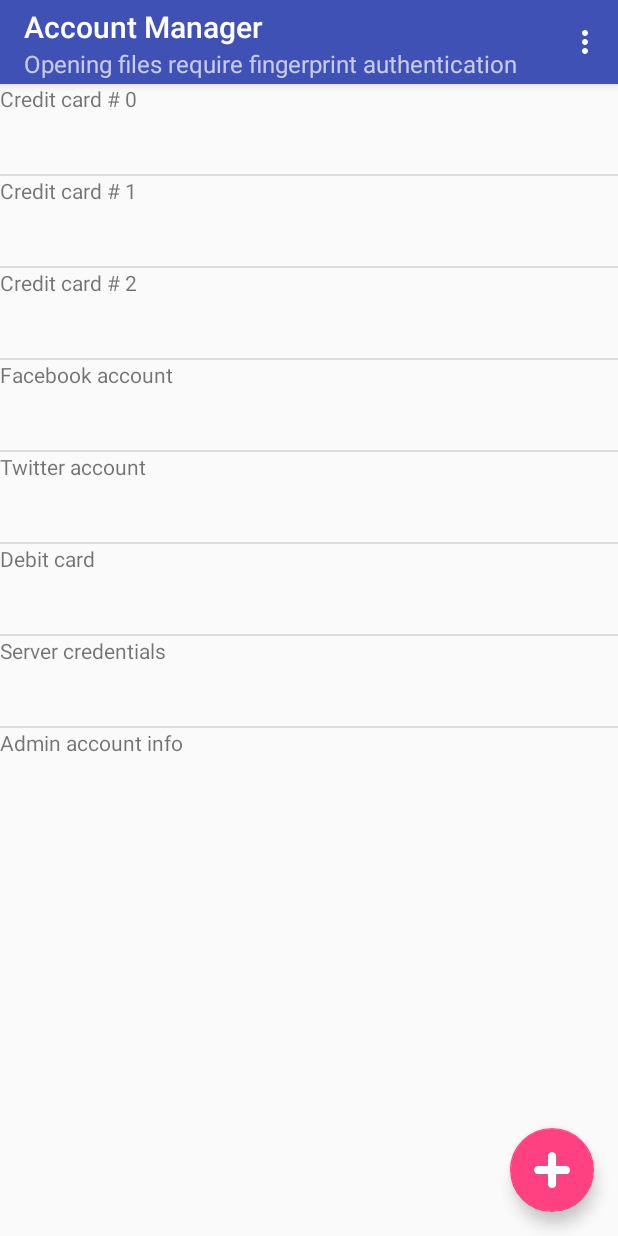
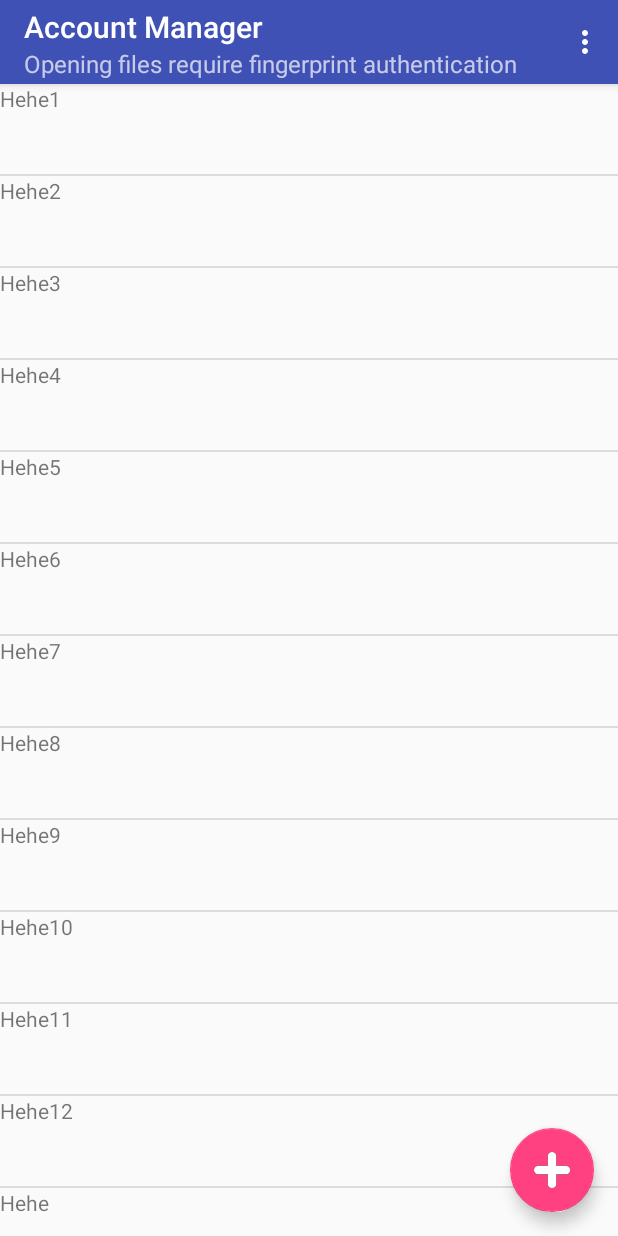
Before and after one commit to DaleJulian/FingerprintAuthy, an Android app: the screen it shows after launch (MainActivity), on a phone screen of 412 x 824 dp. Run offline under Robolectric (Android 15) with nearby library versions, the phone set to English and light mode, and no system bars; our stand-ins replace ButterKnife.

```diff
--- a/FingerprintAuthy/app/build.gradle
+++ b/FingerprintAuthy/app/build.gradle
@@ -6,7 +6,7 @@ android {
 
     defaultConfig {
         applicationId "klab.dale.fingerprintauthy"
-        minSdkVersion 21
+        minSdkVersion 23
         targetSdkVersion 23
         versionCode 1
         versionName "1.0"
--- a/FingerprintAuthy/app/src/main/java/klab/dale/fingerprintauthy/MainActivity.java
+++ b/FingerprintAuthy/app/src/main/java/klab/dale/fingerprintauthy/MainActivity.java
@@ -1,6 +1,5 @@
 package klab.dale.fingerprintauthy;
 
-import android.net.Uri;
 import android.support.v4.app.FragmentManager;
 import android.support.v4.app.FragmentTransaction;
 import android.os.Bundle;
@@ -8,12 +7,8 @@ import android.support.v7.app.AppCompatActivity;
 import android.support.v7.widget.Toolbar;
 import android.view.Menu;
 import android.view.MenuItem;
-import android.view.View;
-import android.widget.ListView;
 
-import klab.dale.fingerprintauthy.adapters.SensitiveInfoAdapter;
-import klab.dale.fingerprintauthy.fragments.AddInfoFragment;
-import klab.dale.fingerprintauthy.models.SensitiveInfo;
+import klab.dale.fingerprintauthy.fragments.SensitiveInfoListFragment;
 
 public class MainActivity extends AppCompatActivity {
 
@@ -56,7 +51,7 @@ public class MainActivity extends AppCompatActivity {
         FragmentManager fragmentManager = getSupportFragmentManager();
         FragmentTransaction fragmentTransaction = fragmentManager.beginTransaction();
 
-        AddInfoFragment addInfoFragment = new AddInfoFragment();
+        SensitiveInfoListFragment addInfoFragment = new SensitiveInfoListFragment();
         fragmentTransaction.add(R.id.addInfoFragmentContainer, addInfoFragment);
         fragmentTransaction.commit();
     }
--- a/FingerprintAuthy/app/src/main/java/klab/dale/fingerprintauthy/fragments/AddInfoFragment.java
+++ b/FingerprintAuthy/app/src/main/java/klab/dale/fingerprintauthy/fragments/SensitiveInfoListFragment.java
@@ -4,10 +4,6 @@ import android.content.Context;
 import android.net.Uri;
 import android.os.Bundle;
 import android.support.v4.app.Fragment;
-import android.support.v4.app.FragmentActivity;
-import android.support.v4.app.FragmentManager;
-import android.support.v7.app.AppCompatActivity;
-import android.support.v7.widget.Toolbar;
 import android.util.Log;
 import android.view.LayoutInflater;
 import android.view.View;
@@ -22,32 +18,41 @@ import klab.dale.fingerprintauthy.models.SensitiveInfo;
 /**
  * A simple {@link Fragment} subclass.
  * Activities that contain this fragment must implement the
- * {@link AddInfoFragment.OnFragmentInteractionListener} interface
+ * {@link SensitiveInfoListFragment.OnFragmentInteractionListener} interface
  * to handle interaction events.
- * Use the {@link AddInfoFragment#newInstance} factory method to
+ * Use the {@link SensitiveInfoListFragment#newInstance} factory method to
  * create an instance of this fragment.
  */
-public class AddInfoFragment extends Fragment implements AdapterView.OnItemClickListener, FingerprintDialog.OnFragmentInteractionListener {
+public class SensitiveInfoListFragment extends Fragment implements AdapterView.OnItemClickListener{
 
     private ListView mSensitiveInfoList;
     private SensitiveInfoAdapter mSensitiveInfoAdapter;
-
-    private FingerprintDialog mFingerprintDialogFrag;
 
     private void setupSensitiveInfoList(View view) {
         mSensitiveInfoList = (ListView) view.findViewById(R.id.dataListView);
         mSensitiveInfoAdapter = new SensitiveInfoAdapter(getActivity(), mClickListener);
         mSensitiveInfoList.setAdapter(mSensitiveInfoAdapter);
 
-        for (int i  = 0; i < 3; i++) {
-            mSensitiveInfoAdapter.addSensitiveInfo(new SensitiveInfo("Credit card # " + String.valueOf(i)));
-        }
-        mSensitiveInfoAdapter.addSensitiveInfo(new SensitiveInfo("Facebook account"));
-        mSensitiveInfoAdapter.addSensitiveInfo(new SensitiveInfo("Twitter account"));
-        mSensitiveInfoAdapter.addSensitiveInfo(new SensitiveInfo("Debit card"));
-        mSensitiveInfoAdapter.addSensitiveInfo(new SensitiveInfo("Server credentials"));
-        mSensitiveInfoAdapter.addSensitiveInfo(new SensitiveInfo("Admin account info"));
-
+        mSensitiveInfoAdapter.addSensitiveInfo(new SensitiveInfo("Hehe1"));
+        mSensitiveInfoAdapter.addSensitiveInfo(new SensitiveInfo("Hehe2"));
+        mSensitiveInfoAdapter.addSensitiveInfo(new SensitiveInfo("Hehe3"));
+        mSensitiveInfoAdapter.addSensitiveInfo(new SensitiveInfo("Hehe4"));
+        mSensitiveInfoAdapter.addSensitiveInfo(new SensitiveInfo("Hehe5"));
+        mSensitiveInfoAdapter.addSensitiveInfo(new SensitiveInfo("Hehe6"));
+        mSensitiveInfoAdapter.addSensitiveInfo(new SensitiveInfo("Hehe7"));
+        mSensitiveInfoAdapter.addSensitiveInfo(new SensitiveInfo("Hehe8"));
+        mSensitiveInfoAdapter.addSensitiveInfo(new SensitiveInfo("Hehe9"));
+        mSensitiveInfoAdapter.addSensitiveInfo(new SensitiveInfo("Hehe10"));
+        mSensitiveInfoAdapter.addSensitiveInfo(new SensitiveInfo("Hehe11"));
+        mSensitiveInfoAdapter.addSensitiveInfo(new SensitiveInfo("Hehe12"));
+        mSensitiveInfoAdapter.addSensitiveInfo(new SensitiveInfo("Hehe"));
+        mSensitiveInfoAdapter.addSensitiveInfo(new SensitiveInfo("Hehe"));
+        mSensitiveInfoAdapter.addSensitiveInfo(new SensitiveInfo("Hehe"));
+        mSensitiveInfoAdapter.addSensitiveInfo(new SensitiveInfo("Hehe"));
+        mSensitiveInfoAdapter.addSensitiveInfo(new SensitiveInfo("Hehe"));
+        mSensitiveInfoAdapter.addSensitiveInfo(new SensitiveInfo("Hehe"));
+        mSensitiveInfoAdapter.addSensitiveInfo(new SensitiveInfo("Hehe"));
+        mSensitiveInfoAdapter.addSensitiveInfo(new SensitiveInfo("Hehe"));
     }
 
     private View.OnClickListener mClickListener = new View.OnClickListener() {
@@ -73,7 +78,7 @@ public class AddInfoFragment extends Fragment implements AdapterView.OnItemClick
 
     private OnFragmentInteractionListener mListener;
 
-    public AddInfoFragment() {
+    public SensitiveInfoListFragment() {
         // Required empty public constructor
     }
 
@@ -83,11 +88,11 @@ public class AddInfoFragment extends Fragment implements AdapterView.OnItemClick
      *
      * @param param1 Parameter 1.
      * @param param2 Parameter 2.
-     * @return A new instance of fragment AddInfoFragment.
+     * @return A new instance of fragment SensitiveInfoListFragment.
      */
     // TODO: Rename and change types and number of parameters
-    public static AddInfoFragment newInstance(String param1, String param2) {
-        AddInfoFragment fragment = new AddInfoFragment();
+    public static SensitiveInfoListFragment newInstance(String param1, String param2) {
+        SensitiveInfoListFragment fragment = new SensitiveInfoListFragment();
         Bundle args = new Bundle();
         args.putString(ARG_PARAM1, param1);
         args.putString(ARG_PARAM2, param2);
@@ -117,17 +122,6 @@ public class AddInfoFragment extends Fragment implements AdapterView.OnItemClick
         return view;
     }
 
-    // TODO: Rename method, update argument and hook method into UI event
-    public void onButtonPressed(Uri uri) {
-        if (mListener != null) {
-            mListener.onFragmentInteraction(uri);
-        }
-    }
-
-    @Override
-    public void onAttach(Context context) {
-        super.onAttach(context);
-    }
 
     @Override
     public void onDetach() {
@@ -135,22 +129,12 @@ public class AddInfoFragment extends Fragment implements AdapterView.OnItemClick
         mListener = null;
     }
 
-    private static final String frag_tag = "myFragment";
-
     @Override
     public void onItemClick(AdapterView<?> parent, View view, int position, long id) {
         SensitiveInfo sensitiveInfo = (SensitiveInfo) view.getTag(R.id.TAG_SENSITIVE_INFO_ENTRY);
         Log.i("Dale", sensitiveInfo.getName());
-        mFingerprintDialogFrag = new FingerprintDialog();
-        Bundle sensitiveInfoBundle = new Bundle();
-        sensitiveInfoBundle.putSerializable(FingerprintDialog.SENSITIVE_INFO_BUNDLE_KEY, sensitiveInfo);
-        mFingerprintDialogFrag.setArguments(sensitiveInfoBundle);
-        mFingerprintDialogFrag.show(getActivity().getFragmentManager(), frag_tag);
-    }
 
-    @Override
-    public void onFragmentInteraction(Uri uri) {
-
+        showFingerprintDialogFragment(sensitiveInfo);
     }
 
     /**
@@ -168,4 +152,11 @@ public class AddInfoFragment extends Fragment implements AdapterView.OnItemClick
         void onFragmentInteraction(Uri uri);
     }
 
+    private void showFingerprintDialogFragment(SensitiveInfo infoToBePassed) {
+        FingerprintDialog fingerprintDialog = new FingerprintDialog();
+        Bundle sensitiveInfoBundle = new Bundle();
+        sensitiveInfoBundle.putSerializable(FingerprintDialog.SENSITIVE_INFO_BUNDLE_KEY, infoToBePassed);
+        fingerprintDialog.setArguments(sensitiveInfoBundle);
+        fingerprintDialog.show(getActivity().getFragmentManager(), "FingerprintDialogFragment");
+    }
 }
--- a/FingerprintAuthy/app/src/main/res/layout/fragment_add_info.xml
+++ b/FingerprintAuthy/app/src/main/res/layout/fragment_add_info.xml
@@ -2,7 +2,7 @@
     xmlns:tools="http://schemas.android.com/tools"
     android:layout_width="match_parent"
     android:layout_height="match_parent"
-    tools:context="klab.dale.fingerprintauthy.fragments.AddInfoFragment">
+    tools:context=".fragments.SensitiveInfoListFragment">
 
     <ListView
         android:id="@+id/dataListView"
```
Also changed, not shown: FingerprintAuthy/app/src/main/java/klab/dale/fingerprintauthy/fragments/FingerprintDialog.java (+28 -27 lines), FingerprintAuthy/app/src/main/java/klab/dale/fingerprintauthy/models/SecurityManager.java (added, +51 -0 lines).
